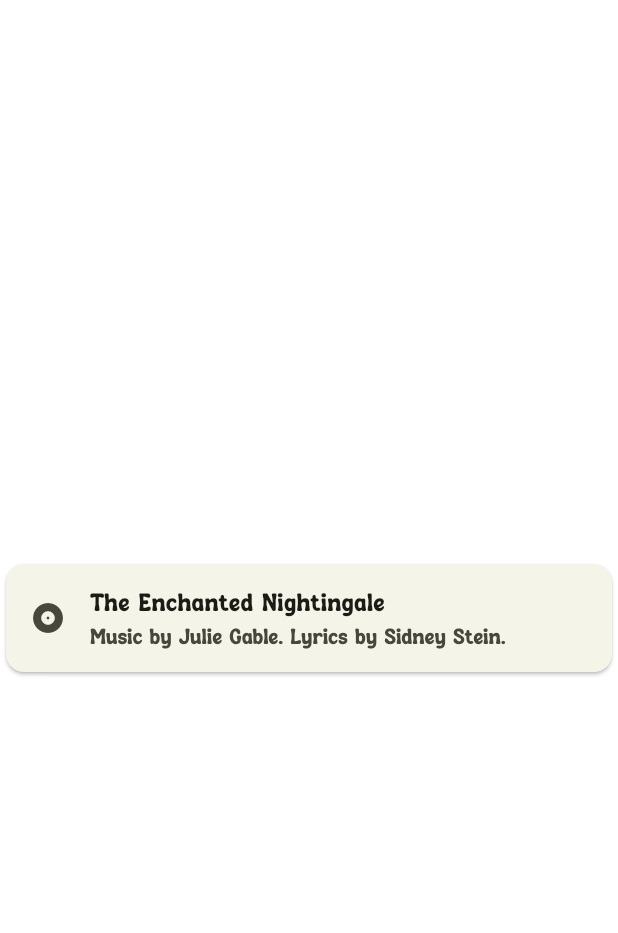
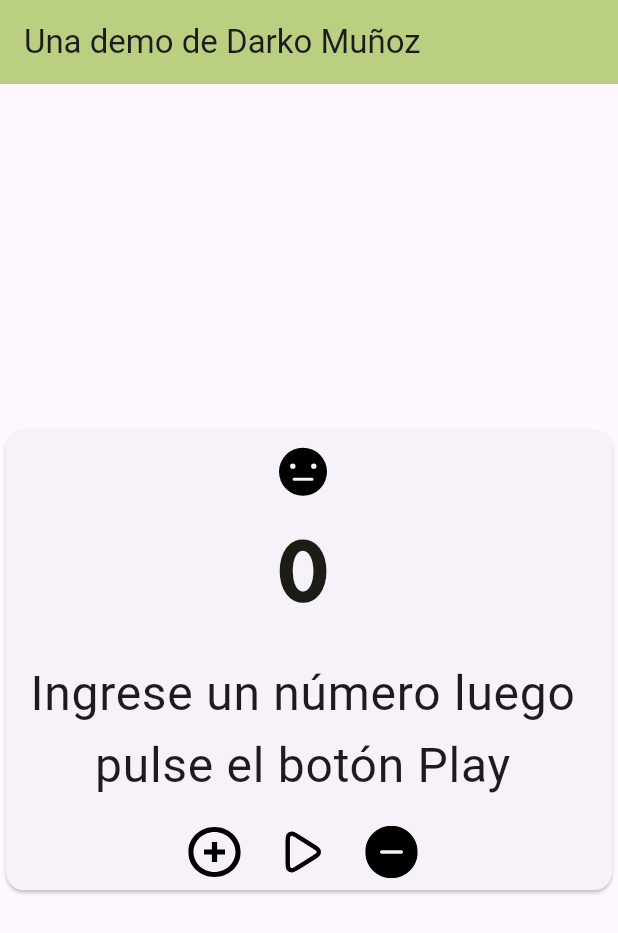
Before and after one commit to AbsoPrime/lab3-DispMov, a Flutter app: the screen it shows after launch, on a phone screen of 412 x 824 dp. Shown: the top 933 px of the screen. Run offline on Flutter 3.47's test engine with Material 3 defaults, Android fonts, the phone set to English and light mode, and no system bars; our stand-ins replace flutter_svg.

Commit message:
Lab5 Terminado
Tiene todo

```diff
--- a/lab3_dispmovdarko/lib/pages/pantalla.dart
+++ b/lab3_dispmovdarko/lib/pages/pantalla.dart
@@ -1,5 +1,6 @@
 import 'package:flutter/material.dart';
 import 'package:flutter_svg/flutter_svg.dart';
+import 'package:flutter_svg/svg.dart';
 
 class MiPantalla extends StatelessWidget{
 
@@ -34,10 +35,21 @@ class _MiPantalla extends State<MyHomePage> {
   final String undoIcon = 'assets/icons/redoIcon2.svg';
   final String plusIcon = 'assets/icons/plus.svg';
   final String minusIcon = 'assets/icons/minus.svg';
+  final String playIcon = 'assets/icons/playIcon.svg';
+
+  final String happyIcon = 'assets/icons/happyFace.svg';
+  final String sadIcon = 'assets/icons/sadFace.svg';
+  final String neutralIcon = 'assets/icons/neutralFace.svg';
+  String statusIcon = 'assets/icons/neutralFace.svg';
+
+  String message = "Ingrese un número luego pulse el botón Play";
 
   void _incrementCounter() {
     setState(() {
       _counter++;
+      if (_counter > 15){
+
+      }
     });
   }
 
@@ -51,23 +63,86 @@ class _MiPantalla extends State<MyHomePage> {
     setState(() {
       _counter = 0;
     });
+  }
 
-    bool useMaterial3 = true;
+  void _update(){
+    setState(() {
+      if (_counter == 10){
+        message = "Derrota";
+        statusIcon = sadIcon;
+      }
+      else if (_counter == 15){
+        message = "Victoria";
+        statusIcon = happyIcon;
+      }
+      else{
+        message = "Ingrese un número luego pulse el botón Play";
+        statusIcon = neutralIcon;
+      }
+    });
   }
 
   @override
   Widget build(BuildContext context){
-    return  const Center(
-      child: Card(
-        child: Column(
-          mainAxisSize: MainAxisSize.min,
-          children: <Widget>[
-            ListTile(
-              leading: Icon(Icons.album),
-              title: Text('The Enchanted Nightingale'),
-              subtitle: Text('Music by Julie Gable. Lyrics by Sidney Stein.'),
+    return MaterialApp(
+      home: Scaffold(
+        appBar: AppBar(
+            backgroundColor: Theme.of(context).colorScheme.inversePrimary,
+            title: const Text("Una demo de Darko Muñoz"),
+        ),
+        body: Center(
+          child: Card(
+            child: Column(
+              mainAxisSize: MainAxisSize.min,
+              children: <Widget>[
+                //Icono
+                ListTile(
+                  title: SvgPicture.asset(statusIcon)
+                ),
+                //Contador
+                ListTile(
+                  title: Text('$_counter',
+                        style: Theme.of(context).textTheme.headlineMedium,
+                        textAlign: TextAlign.center,
+                        textScaler: const TextScaler.linear(2)),
+                ),
+                //Mensaje
+                ListTile(
+                  title: Text(message,
+                    textAlign: TextAlign.center,
+                    textScaler: const TextScaler.linear(2)),
+                ),
+                //Botones
+                Row(
+                  mainAxisAlignment: MainAxisAlignment.center,
+                  children: <Widget>[
+                    IconButton(
+                      icon: SvgPicture.asset(plusIcon,
+                            width: 35,
+                            height: 35,),
+                      onPressed: () {_incrementCounter();},
+                    ),
+                    const SizedBox(width: 8),
+                    IconButton(
+                      icon: SvgPicture.asset(playIcon,
+                            width: 35,
+                            height: 35,),
+                      onPressed: () {_update();
+                                      _resetCounter();},
+                    ),
+                    const SizedBox(width: 8),
+                    IconButton(
+                      icon: SvgPicture.asset(minusIcon,
+                            width: 35,
+                            height: 35,),
+                      onPressed: () {_decrementCounter();},
+                    ),
+                    const SizedBox(width: 8),
+                  ],
+                ),
+              ]
             )
-          ]
+          )
         )
       )
     );
```
Also changed, not shown: lab3_dispmovdarko/assets/icons/happyFace.svg (added), lab3_dispmovdarko/assets/icons/neutralFace.svg (added), lab3_dispmovdarko/assets/icons/playIcon.svg (added), lab3_dispmovdarko/assets/icons/sadFace.svg (added).
